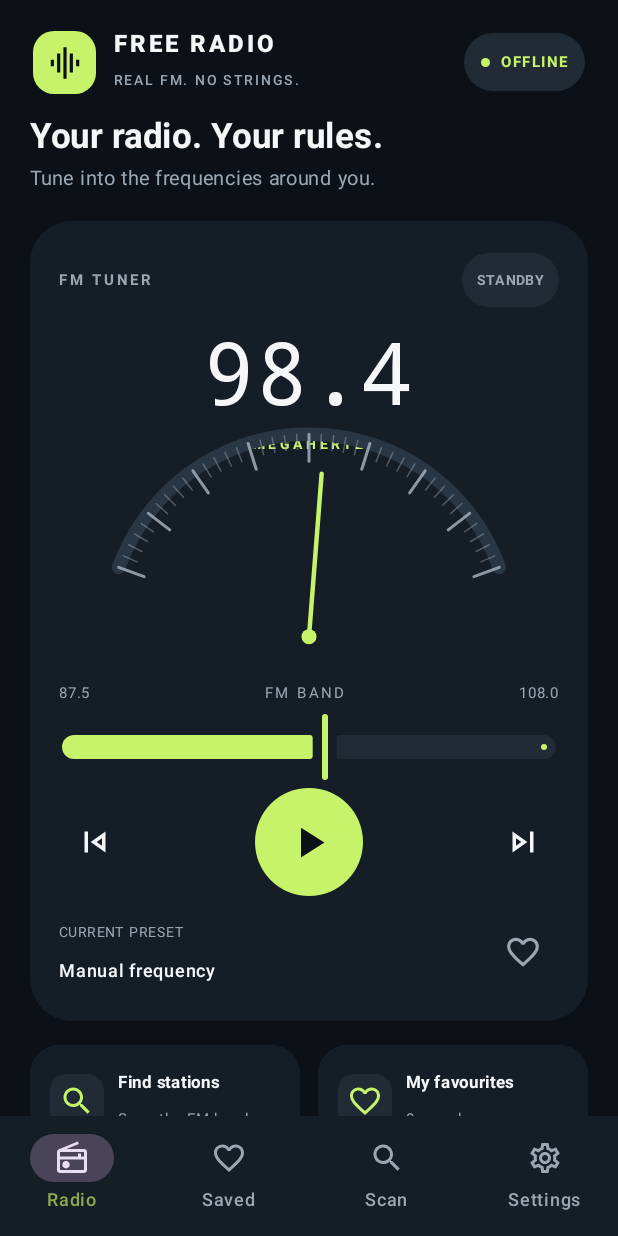
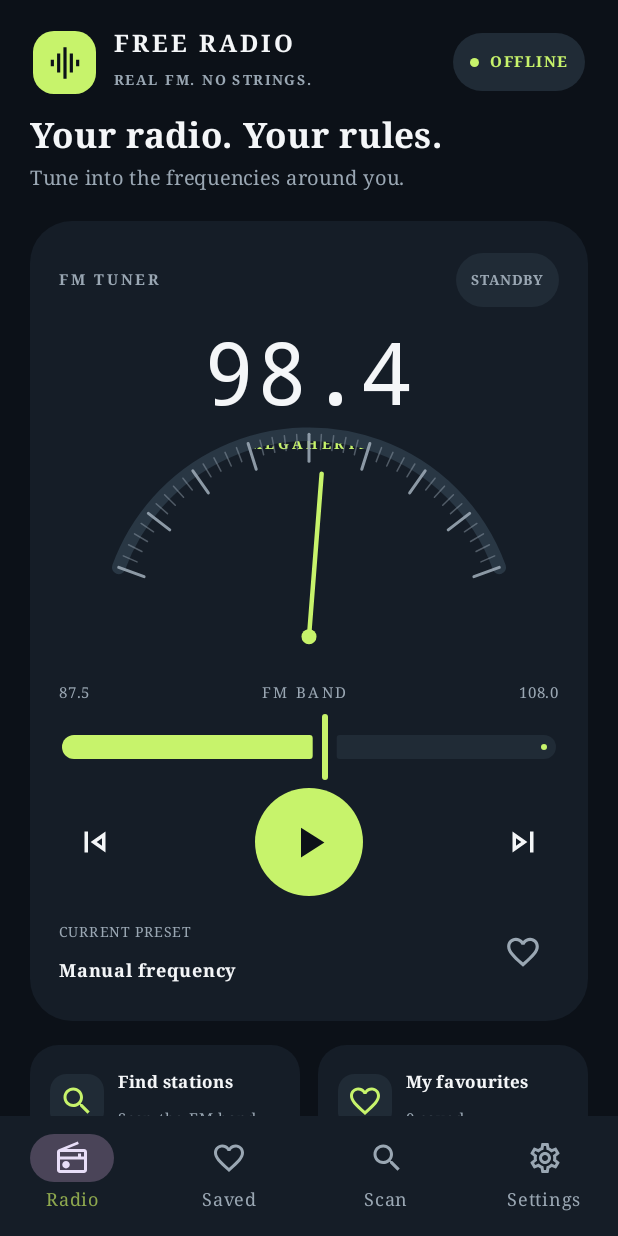
Before and after one commit to isack-ochieng/free-radio-app, an Android app built with Jetpack Compose: the screen it shows after launch (MainActivity), on a phone screen of 412 x 824 dp. Run offline under Robolectric (Android 15) with nearby library versions, the phone set to English and light mode, and no system bars.

Commit message:
ui: rename app to Radio, add radio glyph and serif typography

```diff
--- a/app/src/main/java/tech/iox/freeradio/MainActivity.kt
+++ b/app/src/main/java/tech/iox/freeradio/MainActivity.kt
@@ -6,6 +6,7 @@ import androidx.activity.ComponentActivity
 import androidx.activity.compose.setContent
 import androidx.activity.enableEdgeToEdge
 import androidx.activity.viewModels
+import tech.iox.freeradio.reminders.ShowReminderScheduler
 import tech.iox.freeradio.ui.RadioApp
 import tech.iox.freeradio.ui.theme.FreeRadioTheme
 import tech.iox.freeradio.viewmodel.RadioViewModel
@@ -19,6 +20,7 @@ class MainActivity : ComponentActivity() {
         super.onCreate(savedInstanceState)
         volumeControlStream = AudioManager.STREAM_MUSIC
         enableEdgeToEdge()
+        openReminderFrequency(intent)
 
         setContent {
             FreeRadioTheme {
@@ -26,4 +28,29 @@ class MainActivity : ComponentActivity() {
             }
         }
     }
+
+    override fun onNewIntent(intent: android.content.Intent) {
+        super.onNewIntent(intent)
+        setIntent(intent)
+        openReminderFrequency(intent)
+    }
+
+    override fun onResume() {
+        super.onResume()
+        radioViewModel.refreshReminders()
+    }
+
+    private fun openReminderFrequency(intent: android.content.Intent?) {
+        if (intent?.action == ACTION_OPEN_REMINDER) {
+            val frequency = intent.getFloatExtra(
+                ShowReminderScheduler.EXTRA_FREQUENCY,
+                98.4f
+            )
+            radioViewModel.tuneTo(frequency)
+        }
+    }
+
+    companion object {
+        const val ACTION_OPEN_REMINDER = "tech.iox.freeradio.action.OPEN_REMINDER"
+    }
 }
--- a/app/src/main/java/tech/iox/freeradio/ui/theme/FreeRadioTheme.kt
+++ b/app/src/main/java/tech/iox/freeradio/ui/theme/FreeRadioTheme.kt
@@ -1,9 +1,11 @@
 package tech.iox.freeradio.ui.theme
 
 import androidx.compose.material3.MaterialTheme
+import androidx.compose.material3.Typography
 import androidx.compose.material3.darkColorScheme
 import androidx.compose.runtime.Composable
 import androidx.compose.ui.graphics.Color
+import androidx.compose.ui.text.font.FontFamily
 
 val RadioBackground = Color(0xFF0C1118)
 val RadioSurface = Color(0xFF151D27)
@@ -16,7 +18,26 @@ val RadioMuted = Color(0xFF9AA7B3)
 val RadioWarning = Color(0xFFFFC078)
 val RadioDanger = Color(0xFFFF827A)
 
-private val FreeRadioColors = darkColorScheme(
+private val baseTypography = Typography()
+private val RadioTypography = Typography(
+    displayLarge = baseTypography.displayLarge.copy(fontFamily = FontFamily.Serif),
+    displayMedium = baseTypography.displayMedium.copy(fontFamily = FontFamily.Serif),
+    displaySmall = baseTypography.displaySmall.copy(fontFamily = FontFamily.Serif),
+    headlineLarge = baseTypography.headlineLarge.copy(fontFamily = FontFamily.Serif),
+    headlineMedium = baseTypography.headlineMedium.copy(fontFamily = FontFamily.Serif),
+    headlineSmall = baseTypography.headlineSmall.copy(fontFamily = FontFamily.Serif),
+    titleLarge = baseTypography.titleLarge.copy(fontFamily = FontFamily.Serif),
+    titleMedium = baseTypography.titleMedium.copy(fontFamily = FontFamily.Serif),
+    titleSmall = baseTypography.titleSmall.copy(fontFamily = FontFamily.Serif),
+    bodyLarge = baseTypography.bodyLarge.copy(fontFamily = FontFamily.Serif),
+    bodyMedium = baseTypography.bodyMedium.copy(fontFamily = FontFamily.Serif),
+    bodySmall = baseTypography.bodySmall.copy(fontFamily = FontFamily.Serif),
+    labelLarge = baseTypography.labelLarge.copy(fontFamily = FontFamily.Serif),
+    labelMedium = baseTypography.labelMedium.copy(fontFamily = FontFamily.Serif),
+    labelSmall = baseTypography.labelSmall.copy(fontFamily = FontFamily.Serif)
+)
+
+private val RadioColors = darkColorScheme(
     primary = RadioAccent,
     onPrimary = RadioBackground,
     secondary = RadioAccentMuted,
@@ -34,7 +55,8 @@ private val FreeRadioColors = darkColorScheme(
 @Composable
 fun FreeRadioTheme(content: @Composable () -> Unit) {
     MaterialTheme(
-        colorScheme = FreeRadioColors,
+        colorScheme = RadioColors,
+        typography = RadioTypography,
         content = content
     )
 }
--- a/app/src/main/res/values/strings.xml
+++ b/app/src/main/res/values/strings.xml
@@ -1,4 +1,4 @@
 <?xml version="1.0" encoding="utf-8"?>
 <resources>
-    <string name="app_name">Free Radio</string>
+    <string name="app_name">Radio</string>
 </resources>
--- a/app/src/main/res/values/styles.xml
+++ b/app/src/main/res/values/styles.xml
@@ -1,7 +1,7 @@
 <?xml version="1.0" encoding="utf-8"?>
 <resources>
     <style name="Theme.FreeRadio" parent="@android:style/Theme.Material.NoActionBar">
-        <item name="android:fontFamily">sans</item>
+        <item name="android:fontFamily">serif</item>
         <item name="android:colorAccent">#C7F36B</item>
         <item name="android:statusBarColor">#0C1118</item>
         <item name="android:navigationBarColor">#0C1118</item>
```
Also changed, not shown: app/src/main/AndroidManifest.xml (+35 -1 lines), app/src/main/res/drawable/ic_radio_launcher.xml (+32 -4 lines), app/src/main/res/drawable/ic_radio_mark.xml (added, +31 -0 lines), 1 other file.
